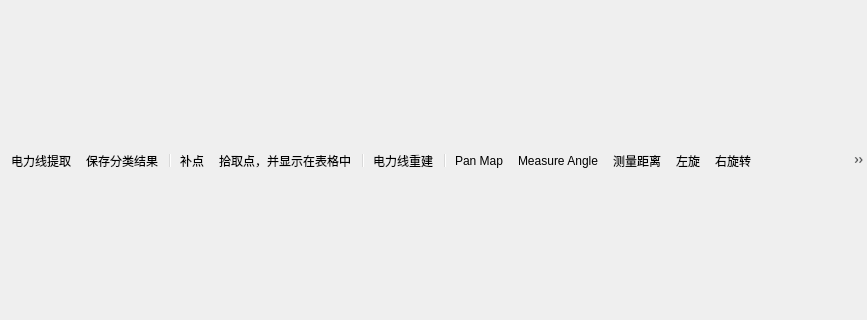
Old version of the form src/ui/qgsDLwindowdockwidgetbase.ui in the repository qgis/QGIS; both pictures show x 0 to 867 and y 213 to 533 of the 867 by 747 pixel window.
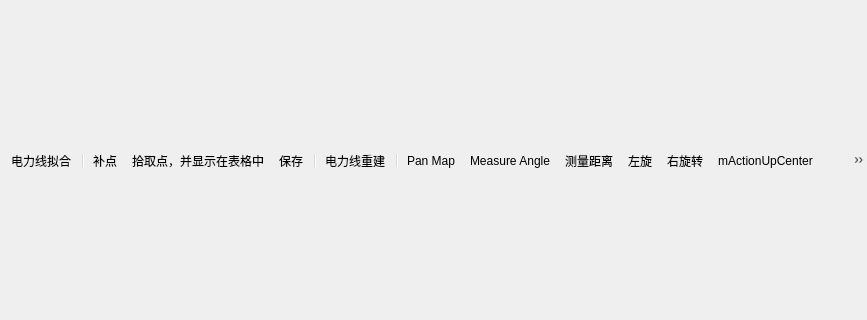
New version of the form. Icons and pictures are not drawn. Custom widgets are drawn as their Qt base class.

```diff
--- a/src/ui/qgsDLwindowdockwidgetbase.ui
+++ b/src/ui/qgsDLwindowdockwidgetbase.ui
@@ -45,10 +45,10 @@
        <bool>false</bool>
       </property>
       <addaction name="action_tiqudianlixian"/>
-      <addaction name="mActionSaveEdits"/>
       <addaction name="separator"/>
       <addaction name="action_xiubudianlixian"/>
       <addaction name="mActionPickPoints"/>
+      <addaction name="mActionSaveEdits"/>
       <addaction name="separator"/>
       <addaction name="action_chongjiandianlixian"/>
       <addaction name="separator"/>
@@ -84,7 +84,7 @@
      <normaloff>:/images/themes/default/mActionSaveAllEdits.svg</normaloff>:/images/themes/default/mActionSaveAllEdits.svg</iconset>
    </property>
    <property name="text">
-    <string>保存分类结果</string>
+    <string>保存</string>
    </property>
    <property name="toolTip">
     <string>保存分类结果</string>
@@ -171,7 +171,7 @@
      <normaloff>:/images/cc/mapIcon.png</normaloff>:/images/cc/mapIcon.png</iconset>
    </property>
    <property name="text">
-    <string>电力线提取</string>
+    <string>电力线拟合</string>
    </property>
   </action>
   <action name="action_chongjiandianlixian">
```
Left out of the diff: 2 changed lines with no effect on the pictures.
